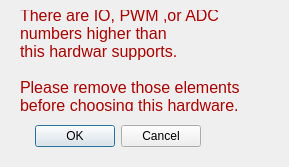
This is program/ardIOnote.ui in mikeV02/WaltechCapstone as Qt 5 draws it before an edit. The edited form follows.
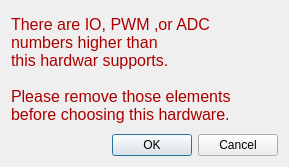
This is the edited form.

```diff
--- a/program/ardIOnote.ui
+++ b/program/ardIOnote.ui
@@ -10,34 +10,24 @@
     <height>167</height>
    </rect>
   </property>
+  <property name="minimumSize">
+   <size>
+    <width>289</width>
+    <height>167</height>
+   </size>
+  </property>
+  <property name="maximumSize">
+   <size>
+    <width>289</width>
+    <height>167</height>
+   </size>
+  </property>
   <property name="windowTitle">
    <string>Changing Hardware Error.</string>
   </property>
-  <widget class="QDialogButtonBox" name="buttonBox">
-   <property name="geometry">
-    <rect>
-     <x>30</x>
-     <y>120</y>
-     <width>171</width>
-     <height>32</height>
-    </rect>
-   </property>
-   <property name="orientation">
-    <enum>Qt::Horizontal</enum>
-   </property>
-   <property name="standardButtons">
-    <set>QDialogButtonBox::Cancel|QDialogButtonBox::Ok</set>
-   </property>
-  </widget>
+  <layout class="QGridLayout" name="gridLayout">
+   <item row="0" column="0">
   <widget class="QLabel" name="label">
-   <property name="geometry">
-    <rect>
-     <x>20</x>
-     <y>10</y>
-     <width>271</width>
-     <height>101</height>
-    </rect>
-   </property>
    <property name="palette">
     <palette>
      <active>
@@ -89,6 +79,18 @@
 before choosing this hardware. </string>
    </property>
   </widget>
+   </item>
+   <item row="1" column="0">
+    <widget class="QDialogButtonBox" name="buttonBox">
+     <property name="orientation">
+      <enum>Qt::Horizontal</enum>
+     </property>
+     <property name="standardButtons">
+      <set>QDialogButtonBox::Cancel|QDialogButtonBox::Ok</set>
+     </property>
+    </widget>
+   </item>
+  </layout>
  </widget>
  <resources/>
  <connections>
```
Lines whose indentation alone changed are shown as unchanged.
